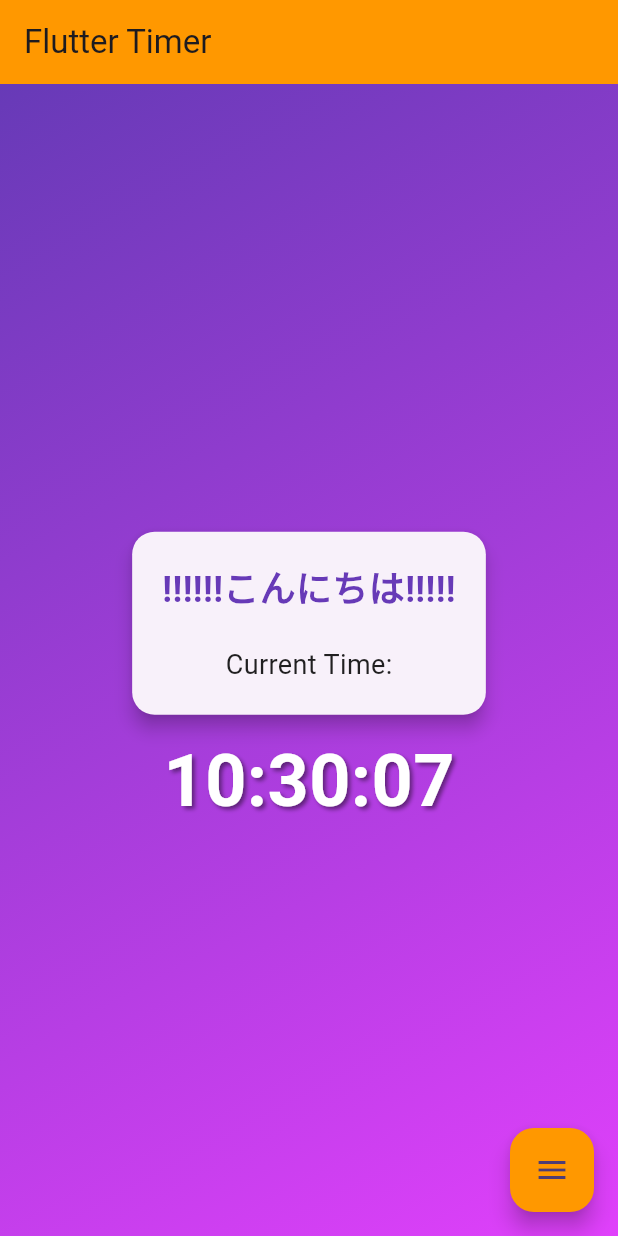
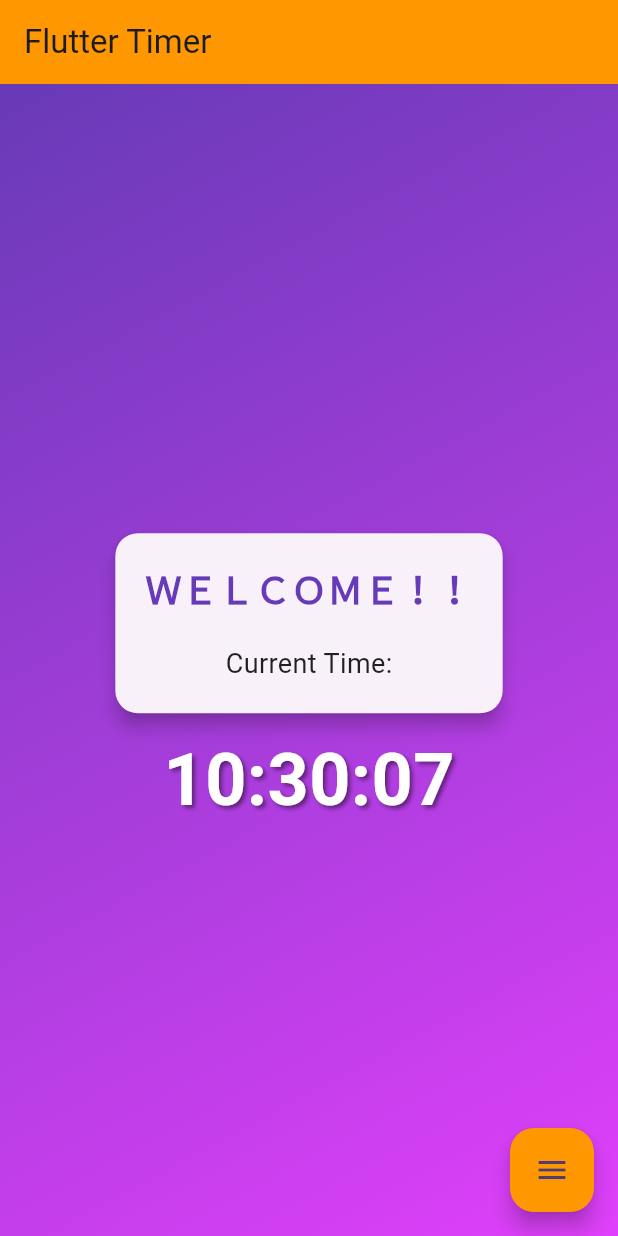
Before and after one commit to Shi-ori/Fultter, a Flutter app: the screen it shows after launch, on a phone screen of 412 x 824 dp. Run offline on Flutter 3.47's test engine with Material 3 defaults, Android fonts, the phone set to English and light mode, and no system bars; our stand-ins replace flutter_local_notifications, stop_watch_timer; missing offline and left inert: dart:js_interop.

Commit message:
メインの文字を変えました

```diff
--- a/fultter_task/lib/main.dart
+++ b/fultter_task/lib/main.dart
@@ -81,7 +81,7 @@ class _MyHomePageState extends State<MyHomePage> {
                   child: Column(
                     children: const <Widget>[
                       Text(
-                        '!!!!!!こんにちは!!!!!',
+                        'ＷＥＬＣＯＭＥ！！',
                         style: TextStyle(
                           fontSize: 24,
                           fontWeight: FontWeight.bold,
```
